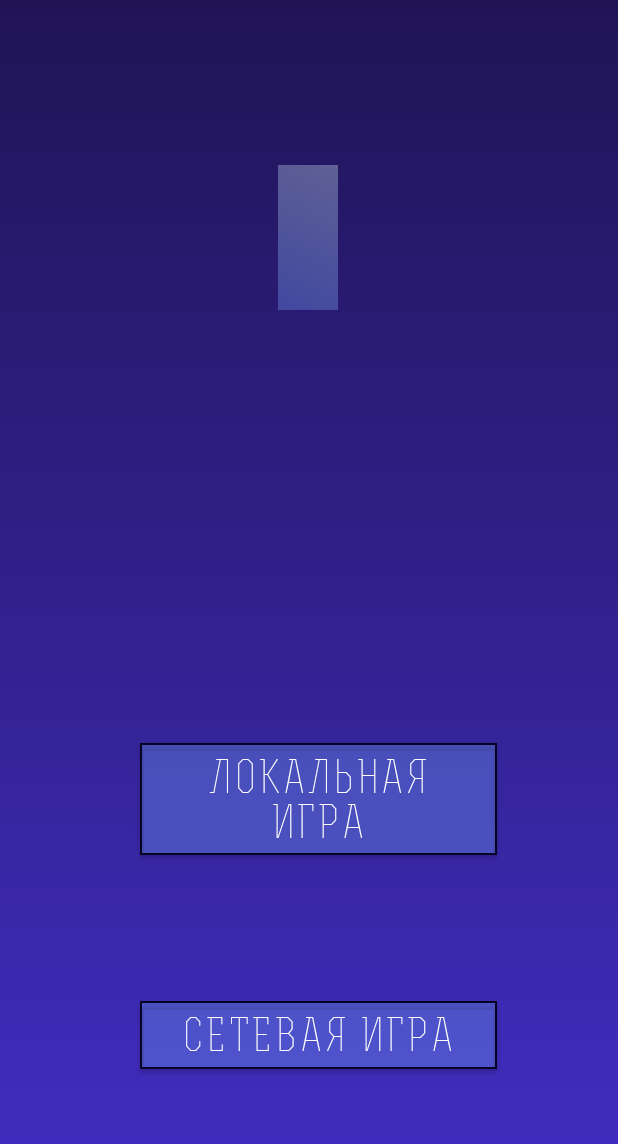
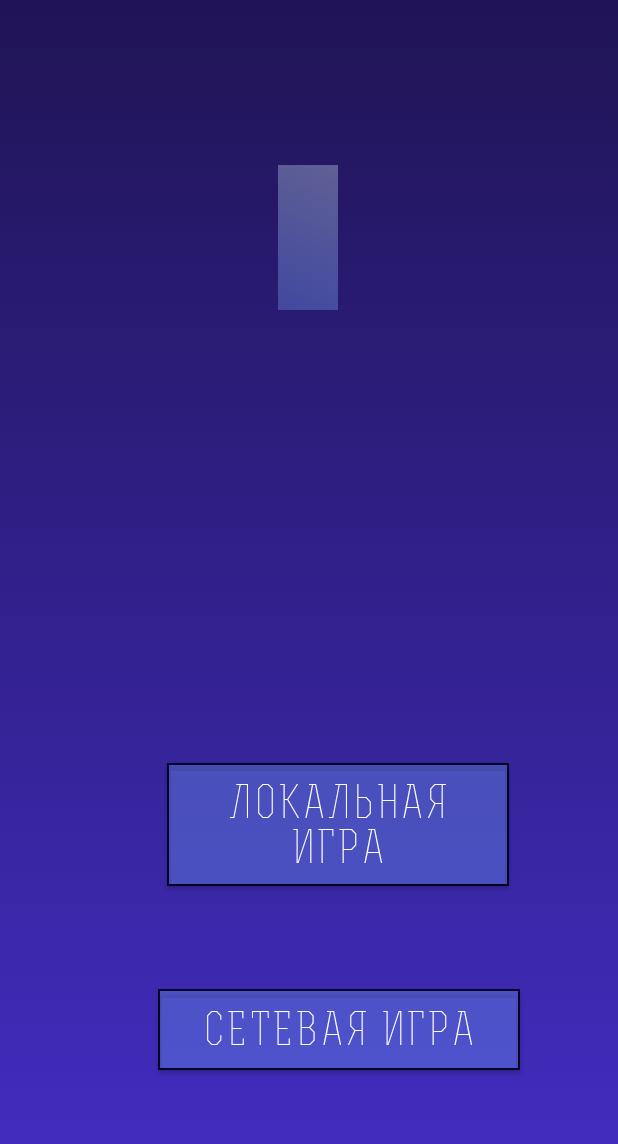
Before and after one commit to MariaForester/WhoWantsToBecomeLowLevelProgrammer, an Android app: the screen it shows after launch (MainActivity), on a phone screen of 412 x 824 dp. Shown: the top 1144 px of the screen. Run offline under Robolectric (Android 15) with nearby library versions, the phone set to English and light mode, and no system bars; libraries missing offline, so code that uses them is left out: com.hanks.htextview; plain views replace LineTextView; 4 statements that could not run were skipped.

Commit message:
Changes about last commit

```diff
--- a/app/src/main/res/layout-v16/activity_main.xml
+++ b/app/src/main/res/layout-v16/activity_main.xml
@@ -1,6 +1,7 @@
 <?xml version="1.0" encoding="utf-8"?>
 <androidx.constraintlayout.widget.ConstraintLayout xmlns:android="http://schemas.android.com/apk/res/android"
     xmlns:app="http://schemas.android.com/apk/res-auto"
+    xmlns:tools="http://schemas.android.com/tools"
     android:id="@+id/layout_main"
     android:layout_width="fill_parent"
     android:layout_height="fill_parent"
@@ -30,13 +31,11 @@
 
     <com.google.android.material.button.MaterialButton
         android:id="@+id/but_loc_game"
-        android:layout_width="238dp"
-        android:layout_height="wrap_content"
+        android:layout_width="228dp"
+        android:layout_height="94dp"
         android:layout_marginStart="8dp"
-        android:layout_marginLeft="8dp"
         android:layout_marginTop="8dp"
         android:layout_marginEnd="8dp"
-        android:layout_marginRight="8dp"
         android:layout_marginBottom="8dp"
         android:fontFamily="@font/rex_light"
         android:gravity="center"
@@ -47,23 +46,21 @@
         app:cornerRadius="0dp"
         app:layout_constraintBottom_toBottomOf="parent"
         app:layout_constraintEnd_toEndOf="parent"
-        app:layout_constraintHorizontal_bias="0.541"
+        app:layout_constraintHorizontal_bias="0.617"
         app:layout_constraintStart_toStartOf="parent"
         app:layout_constraintTop_toTopOf="parent"
-        app:layout_constraintVertical_bias="0.667"
+        app:layout_constraintVertical_bias="0.693"
         app:rippleColor="#33AAAAAA"
         app:strokeColor="@color/darkBlue"
         app:strokeWidth="1.5dp" />
 
     <com.google.android.material.button.MaterialButton
         android:id="@+id/but_multip_game"
-        android:layout_width="238dp"
-        android:layout_height="wrap_content"
+        android:layout_width="241dp"
+        android:layout_height="66dp"
         android:layout_marginStart="8dp"
-        android:layout_marginLeft="8dp"
         android:layout_marginTop="8dp"
         android:layout_marginEnd="8dp"
-        android:layout_marginRight="8dp"
         android:layout_marginBottom="8dp"
         android:fontFamily="@font/rex_light"
         android:gravity="center"
@@ -74,7 +71,7 @@
         app:cornerRadius="0dp"
         app:layout_constraintBottom_toBottomOf="parent"
         app:layout_constraintEnd_toEndOf="parent"
-        app:layout_constraintHorizontal_bias="0.541"
+        app:layout_constraintHorizontal_bias="0.629"
         app:layout_constraintStart_toStartOf="parent"
         app:layout_constraintTop_toTopOf="parent"
         app:layout_constraintVertical_bias="0.87"
```
Also changed, not shown: app/src/main/res/layout/activity_local_game.xml (+4 -4 lines), app/src/main/res/layout/activity_progress.xml (+4 -3 lines), app/src/main/res/drawable-v24/call.png (added), app/src/main/res/drawable-v24/community.png (added), app/src/main/res/drawable-v24/fifty_fifty.png (added).
